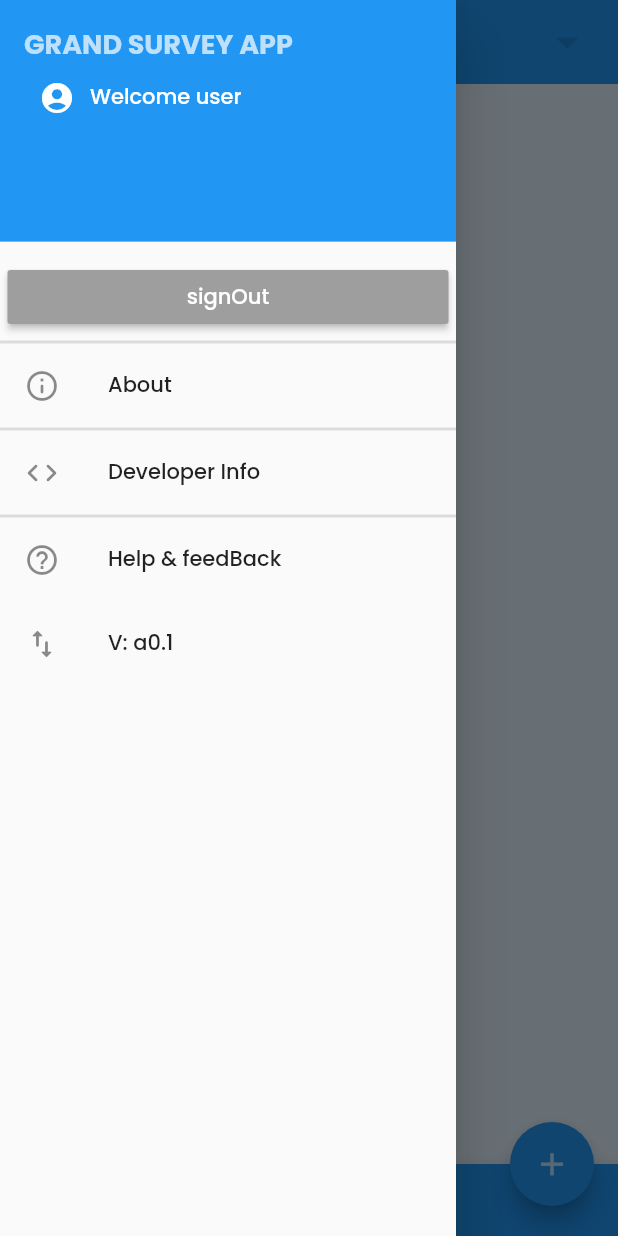
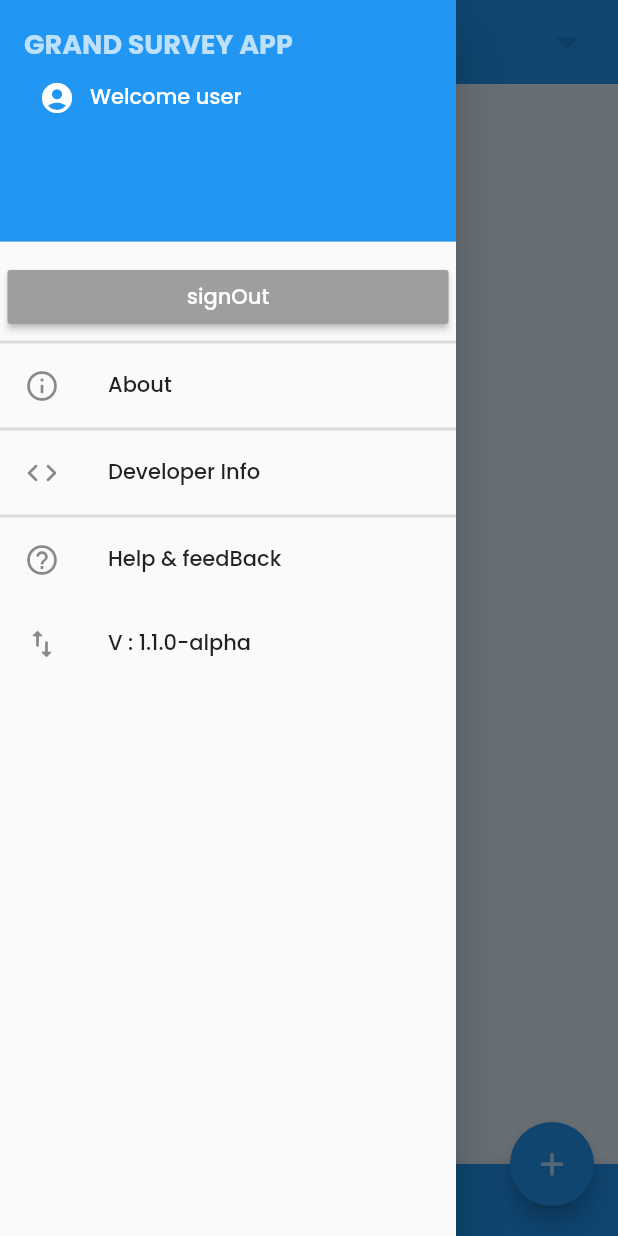
Before and after one commit to afranmuzammil/GrandSurveyApp, a Flutter app: the MyHomePage screen opened directly with empty values, with the side drawer open, on a phone screen of 412 x 824 dp. Run offline on Flutter 3.47's test engine with Material 2 defaults, Android fonts, the phone set to English and light mode, and no system bars; our stand-ins replace cloud_firestore, firebase_auth, firebase_core, firebase_storage, flutter_spinkit, geolocator and 4 more; missing offline and left inert: dart:ffi; accounts and stored records are empty.

Commit message:
V : 1.1.0-alpha build

```diff
--- a/lib/pages/home.dart
+++ b/lib/pages/home.dart
@@ -97,7 +97,7 @@ class _MyHomePageState extends State<MyHomePage> {
   ];
 
   //RELIGIOUS PLACES
-  String placeTypeReligiousValue = "CHURCH";
+  String placeTypeReligiousValue = "MASJID";
   bool isVisibleReligious = false;
   List placesTypeReligiousList = [
     "MASJID",
@@ -390,7 +390,7 @@ class _MyHomePageState extends State<MyHomePage> {
                 ),
                 ListTile(
                   leading: Icon(Icons.swap_vert_rounded),
-                  title: Text("V: a0.1",style: GoogleFonts.poppins(textStyle: TextStyle(
+                  title: Text("V : 1.1.0-alpha",style: GoogleFonts.poppins(textStyle: TextStyle(
                       fontSize: 14, fontWeight: FontWeight.w500,color: Colors.black87))),
                 ),
               ],
```
